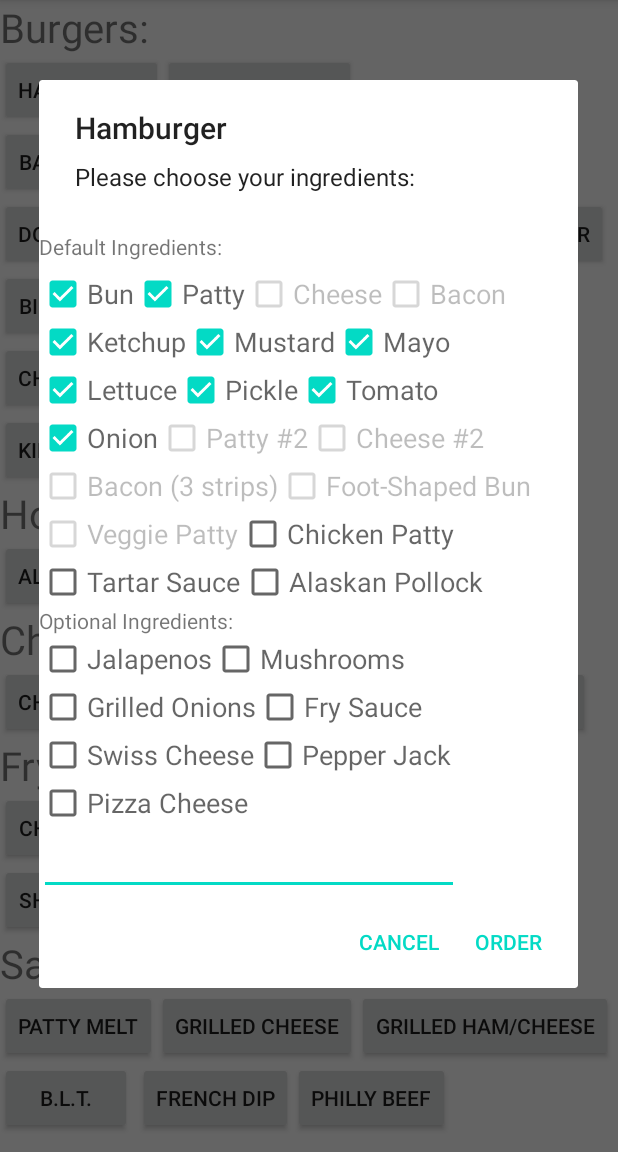
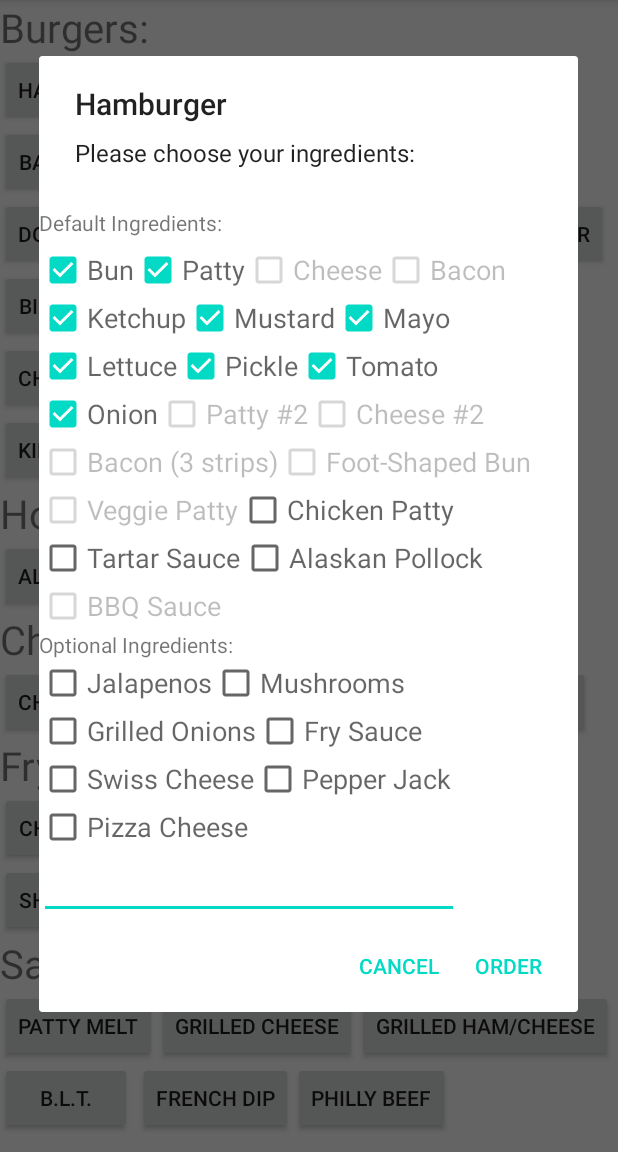
Before and after one commit to Early-Bird-Two-Touch-Point-of-Sale/SylvanCombinedUI, an Android app: the MenuActivity screen opened directly, with no data from a screen before it, after a tap on "HAMBURGER", on a phone screen of 412 x 824 dp, the part 84-1236 px from its top. Run offline under Robolectric (Android 15) with nearby library versions, the phone set to English and light mode, and no system bars.

```diff
--- a/app/src/main/java/com/example/sylvancombinedui/OrderActivity.java
+++ b/app/src/main/java/com/example/sylvancombinedui/OrderActivity.java
@@ -203,7 +203,7 @@ public class OrderActivity extends AppCompatActivity implements View.OnClickList
                 //        "\n" + optToppings + "\n" + holds, Toast.LENGTH_SHORT).show();
 
                 dummyOrderList.add(dummyOrderList.size(), new OrderItem(R.drawable.ic_android, foodItem,
-                        "Toppings: " + optToppings + ", Holds: " + holds, "Other", "Price"));
+                        "Toppings: " + optToppings + ", Holds: " + holds, other, "Price"));
                 mAdapter.notifyItemInserted(dummyOrderList.size());
             }
         }
--- a/app/src/main/res/layout/burger_checkbox.xml
+++ b/app/src/main/res/layout/burger_checkbox.xml
@@ -1,6 +1,19 @@
 <?xml version="1.0" encoding="utf-8"?>
 <RelativeLayout xmlns:android="http://schemas.android.com/apk/res/android"
     android:layout_width="match_parent" android:layout_height="match_parent">
+
+    <CheckBox
+        android:id="@+id/bbqSauceCheckBox"
+        style="?android:attr/textAppearanceMedium"
+        android:layout_width="wrap_content"
+        android:layout_height="wrap_content"
+        android:layout_below="@id/tartarSauceCheckbox"
+        android:layout_alignParentStart="true"
+        android:layout_alignParentLeft="true"
+        android:layout_marginStart="0dp"
+        android:layout_marginLeft="0dp"
+        android:layout_marginTop="0dp"
+        android:text="BBQ Sauce" />
 
     <CheckBox
         android:id="@+id/tartarSauceCheckbox"
@@ -261,7 +274,7 @@
         android:id="@+id/optionalTextView"
         android:layout_width="wrap_content"
         android:layout_height="wrap_content"
-        android:layout_below="@+id/tartarSauceCheckbox"
+        android:layout_below="@id/bbqSauceCheckBox"
         android:layout_alignParentStart="true"
         android:layout_alignParentLeft="true"
         android:layout_marginStart="0dp"
```
Also changed, not shown: app/src/main/java/com/example/sylvancombinedui/MenuActivity.java (+64 -6 lines).
